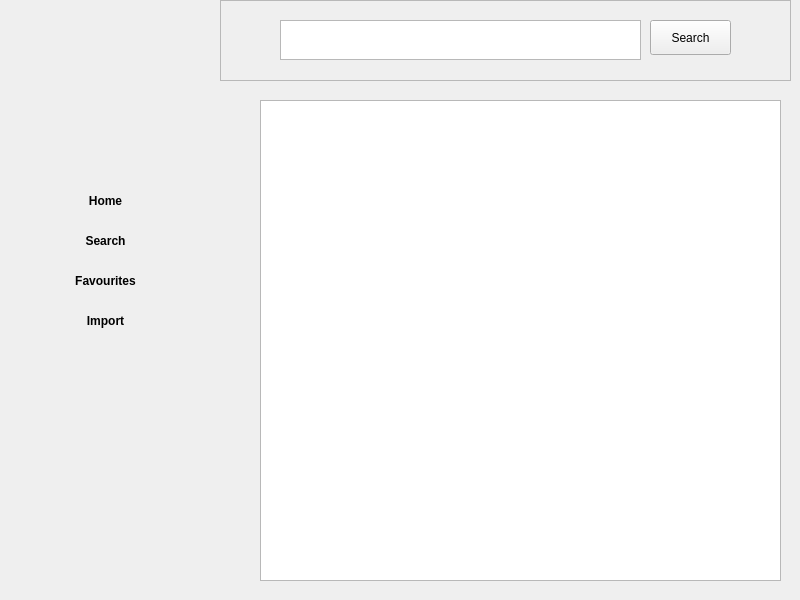
Above: MelodiMix/melodimix.ui from SaiPha454/melodimix before the change. Below: the same form after it.
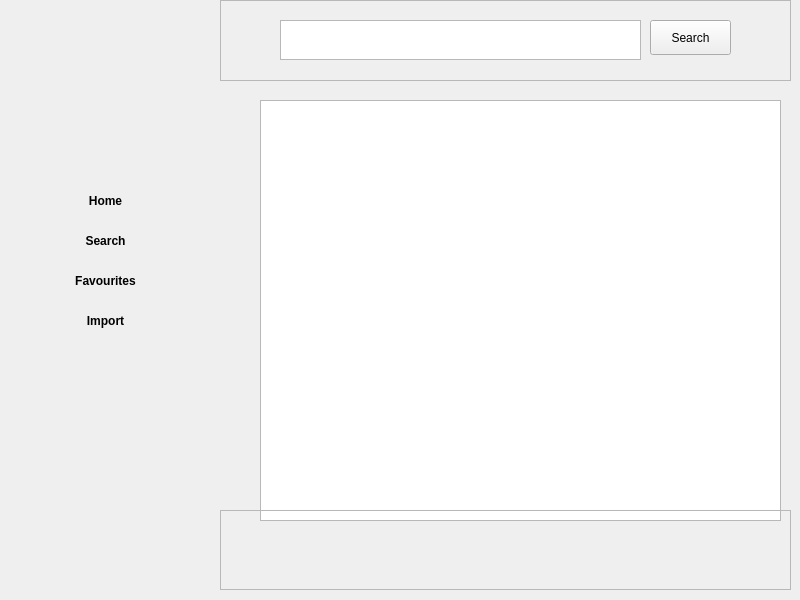
That is the form after the change. Icons and pictures are not drawn.

What changed in the file:
```diff
--- a/MelodiMix/melodimix.ui
+++ b/MelodiMix/melodimix.ui
@@ -425,10 +425,29 @@
         <x>40</x>
         <y>100</y>
         <width>521</width>
-        <height>481</height>
+        <height>421</height>
        </rect>
       </property>
      </widget>
+     <widget class="QFrame" name="player_frame">
+      <property name="geometry">
+       <rect>
+        <x>0</x>
+        <y>510</y>
+        <width>571</width>
+        <height>80</height>
+       </rect>
+      </property>
+      <property name="styleSheet">
+       <string notr="true">background-color:&quot;white&quot;</string>
+      </property>
+      <property name="frameShape">
+       <enum>QFrame::StyledPanel</enum>
+      </property>
+      <property name="frameShadow">
+       <enum>QFrame::Raised</enum>
+      </property>
+     </widget>
     </widget>
     <widget class="QWidget" name="SearchPage">
      <widget class="QLabel" name="label_2">
```
